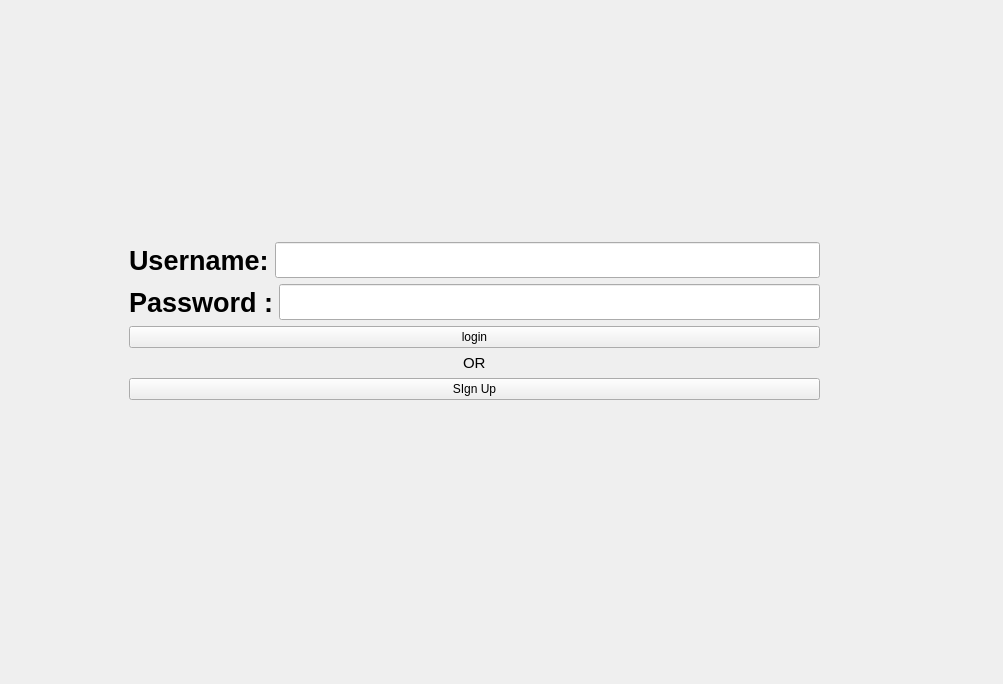
Before: the Qt Designer form mainwindow.ui in SRIHARSHA018/SChatDb, drawn with Qt 5.
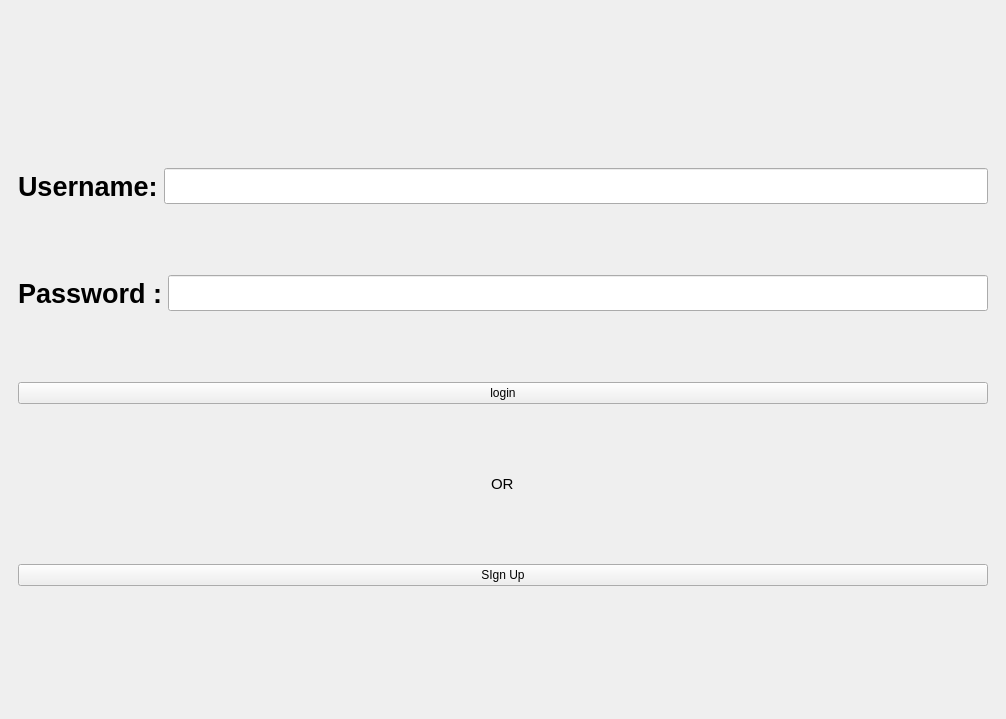
After: the same form once the commit is applied. The open tabs and pages were chosen to show the change.

The edit to the form file:
```diff
--- a/mainwindow.ui
+++ b/mainwindow.ui
@@ -6,8 +6,8 @@
    <rect>
     <x>0</x>
     <y>0</y>
-    <width>1003</width>
-    <height>684</height>
+    <width>1006</width>
+    <height>719</height>
    </rect>
   </property>
   <property name="sizePolicy">
@@ -26,15 +26,18 @@
      <verstretch>0</verstretch>
     </sizepolicy>
    </property>
+   <layout class="QHBoxLayout" name="horizontalLayout_18">
+    <item>
+     <layout class="QVBoxLayout" name="verticalLayout_7"/>
+    </item>
+    <item>
+     <layout class="QVBoxLayout" name="verticalLayout_8"/>
+    </item>
+    <item>
+     <layout class="QVBoxLayout" name="verticalLayout_9"/>
+    </item>
+    <item>
    <widget class="QStackedWidget" name="stackedWidget">
-    <property name="geometry">
-     <rect>
-      <x>19</x>
-      <y>9</y>
-      <width>971</width>
-      <height>631</height>
-     </rect>
-    </property>
     <property name="sizePolicy">
      <sizepolicy hsizetype="Expanding" vsizetype="Expanding">
       <horstretch>0</horstretch>
@@ -42,7 +45,7 @@
      </sizepolicy>
     </property>
     <property name="currentIndex">
-     <number>2</number>
+       <number>0</number>
     </property>
     <widget class="QWidget" name="loginPage">
      <property name="sizePolicy">
@@ -51,40 +54,24 @@
        <verstretch>0</verstretch>
       </sizepolicy>
      </property>
-     <widget class="QWidget" name="layoutWidget">
-      <property name="geometry">
-       <rect>
-        <x>110</x>
-        <y>110</y>
-        <width>691</width>
-        <height>281</height>
-       </rect>
-      </property>
-      <layout class="QVBoxLayout" name="verticalLayout_5">
-       <item>
-        <widget class="QLabel" name="status_label_login">
-         <property name="sizePolicy">
-          <sizepolicy hsizetype="Preferred" vsizetype="Preferred">
-           <horstretch>0</horstretch>
-           <verstretch>0</verstretch>
-          </sizepolicy>
-         </property>
-         <property name="font">
-          <font>
-           <pointsize>14</pointsize>
-          </font>
-         </property>
-         <property name="text">
-          <string/>
-         </property>
-        </widget>
-       </item>
-       <item>
-        <layout class="QVBoxLayout" name="login_layout">
+       <layout class="QHBoxLayout" name="horizontalLayout_13">
          <item>
           <layout class="QVBoxLayout" name="verticalLayout">
            <item>
-            <layout class="QHBoxLayout" name="horizontalLayout_2">
+           <widget class="QLabel" name="status_label_login">
+            <property name="sizePolicy">
+             <sizepolicy hsizetype="Fixed" vsizetype="Fixed">
+              <horstretch>0</horstretch>
+              <verstretch>0</verstretch>
+             </sizepolicy>
+            </property>
+            <property name="text">
+             <string/>
+            </property>
+           </widget>
+          </item>
+          <item>
+           <layout class="QHBoxLayout" name="horizontalLayout">
              <item>
               <widget class="QLabel" name="label">
                <property name="font">
@@ -110,7 +97,7 @@
             </layout>
            </item>
            <item>
-            <layout class="QHBoxLayout" name="horizontalLayout">
+           <layout class="QHBoxLayout" name="horizontalLayout_2">
              <item>
               <widget class="QLabel" name="label_2">
                <property name="font">
@@ -138,8 +125,6 @@
              </item>
             </layout>
            </item>
-          </layout>
-         </item>
          <item>
           <widget class="QPushButton" name="login_btn">
            <property name="text">
@@ -149,11 +134,20 @@
          </item>
          <item alignment="Qt::AlignHCenter">
           <widget class="QLabel" name="label_3">
+            <property name="sizePolicy">
+             <sizepolicy hsizetype="Fixed" vsizetype="Fixed">
+              <horstretch>0</horstretch>
+              <verstretch>0</verstretch>
+             </sizepolicy>
+            </property>
            <property name="font">
             <font>
              <pointsize>11</pointsize>
             </font>
            </property>
+            <property name="layoutDirection">
+             <enum>Qt::LeftToRight</enum>
+            </property>
            <property name="text">
             <string>OR</string>
            </property>
@@ -166,10 +160,25 @@
            </property>
           </widget>
          </item>
+          <item>
+           <spacer name="verticalSpacer">
+            <property name="orientation">
+             <enum>Qt::Vertical</enum>
+            </property>
+            <property name="sizeType">
+             <enum>QSizePolicy::Fixed</enum>
+            </property>
+            <property name="sizeHint" stdset="0">
+             <size>
+              <width>5</width>
+              <height>50</height>
+             </size>
+            </property>
+           </spacer>
+          </item>
         </layout>
        </item>
       </layout>
-     </widget>
     </widget>
     <widget class="QWidget" name="signup_window">
      <property name="sizePolicy">
@@ -178,15 +187,8 @@
        <verstretch>0</verstretch>
       </sizepolicy>
      </property>
-     <widget class="QWidget" name="layoutWidget">
-      <property name="geometry">
-       <rect>
-        <x>40</x>
-        <y>9</y>
-        <width>871</width>
-        <height>541</height>
-       </rect>
-      </property>
+       <layout class="QHBoxLayout" name="horizontalLayout_14">
+        <item>
       <layout class="QVBoxLayout" name="verticalLayout_15">
        <item>
         <layout class="QVBoxLayout" name="verticalLayout_6">
@@ -361,7 +363,8 @@
         </widget>
        </item>
       </layout>
-     </widget>
+        </item>
+       </layout>
     </widget>
     <widget class="QWidget" name="main_window">
      <property name="sizePolicy">
@@ -370,15 +373,8 @@
        <verstretch>0</verstretch>
       </sizepolicy>
      </property>
-     <widget class="QWidget" name="layoutWidget">
-      <property name="geometry">
-       <rect>
-        <x>0</x>
-        <y>20</y>
-        <width>961</width>
-        <height>601</height>
-       </rect>
-      </property>
+       <layout class="QHBoxLayout" name="horizontalLayout_15">
+        <item>
       <layout class="QHBoxLayout" name="horizontalLayout_5">
        <item>
         <layout class="QVBoxLayout" name="verticalLayout_2">
@@ -563,18 +559,12 @@
         </layout>
        </item>
       </layout>
-     </widget>
+        </item>
+       </layout>
     </widget>
     <widget class="QWidget" name="EditProfile">
-     <widget class="QWidget" name="layoutWidget">
-      <property name="geometry">
-       <rect>
-        <x>10</x>
-        <y>0</y>
-        <width>891</width>
-        <height>561</height>
-       </rect>
-      </property>
+       <layout class="QHBoxLayout" name="horizontalLayout_16">
+        <item>
       <layout class="QVBoxLayout" name="verticalLayout_10">
        <item>
         <layout class="QHBoxLayout" name="horizontalLayout_8">
@@ -757,6 +747,8 @@
           </layout>
          </item>
          <item>
+             <layout class="QVBoxLayout" name="verticalLayout_16">
+              <item>
           <widget class="QListWidget" name="PreviewDetails_list">
            <property name="font">
             <font>
@@ -765,21 +757,37 @@
            </property>
           </widget>
          </item>
+              <item>
+               <widget class="QLabel" name="profile_picture">
+                <property name="minimumSize">
+                 <size>
+                  <width>0</width>
+                  <height>200</height>
+                 </size>
+                </property>
+                <property name="text">
+                 <string/>
+                </property>
+               </widget>
+              </item>
+              <item>
+               <widget class="QPushButton" name="profile_pic_btn_edit">
+                <property name="text">
+                 <string>upload image</string>
+                </property>
+               </widget>
+              </item>
         </layout>
        </item>
       </layout>
-     </widget>
+          </item>
+         </layout>
+        </item>
+       </layout>
     </widget>
     <widget class="QWidget" name="groupcreation_page">
-     <widget class="QWidget" name="layoutWidget">
-      <property name="geometry">
-       <rect>
-        <x>10</x>
-        <y>20</y>
-        <width>911</width>
-        <height>541</height>
-       </rect>
-      </property>
+       <layout class="QHBoxLayout" name="horizontalLayout_17">
+        <item>
       <layout class="QVBoxLayout" name="verticalLayout_14">
        <item>
         <layout class="QHBoxLayout" name="horizontalLayout_12">
@@ -938,42 +946,12 @@
         </layout>
        </item>
       </layout>
-     </widget>
-    </widget>
-   </widget>
-   <widget class="QWidget" name="layoutWidget">
-    <property name="geometry">
-     <rect>
-      <x>0</x>
-      <y>0</y>
-      <width>2</width>
-      <height>2</height>
-     </rect>
-    </property>
-    <layout class="QVBoxLayout" name="verticalLayout_7"/>
-   </widget>
-   <widget class="QWidget" name="layoutWidget">
-    <property name="geometry">
-     <rect>
-      <x>0</x>
-      <y>0</y>
-      <width>2</width>
-      <height>2</height>
-     </rect>
-    </property>
-    <layout class="QVBoxLayout" name="verticalLayout_8"/>
-   </widget>
-   <widget class="QWidget" name="layoutWidget">
-    <property name="geometry">
-     <rect>
-      <x>0</x>
-      <y>0</y>
-      <width>2</width>
-      <height>2</height>
-     </rect>
-    </property>
-    <layout class="QVBoxLayout" name="verticalLayout_9"/>
-   </widget>
+        </item>
+       </layout>
+      </widget>
+     </widget>
+    </item>
+   </layout>
   </widget>
  </widget>
  <resources/>
```
Lines whose indentation alone changed are shown as unchanged.
